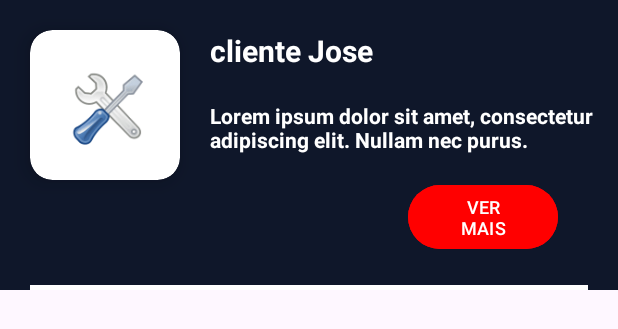
After one commit to vitorlana45/Gerenciamento-de-clientes-Android.java, an Android app: the layout service_item.xml on its own in the app's theme, with its tools: preview values and no code run, on a phone screen of 412 x 824 dp. The commit adds this screen. Shown: the top 329 px of the screen. Run offline under Robolectric (Android 15) with nearby library versions, the phone set to English and light mode, and no system bars.

Commit message:
feat: add layout pending service

```diff
--- /dev/null
+++ b/app/src/main/res/layout/service_item.xml
@@ -0,0 +1,89 @@
+<?xml version="1.0" encoding="utf-8"?>
+<androidx.constraintlayout.widget.ConstraintLayout xmlns:android="http://schemas.android.com/apk/res/android"
+    android:layout_width="match_parent"
+    android:layout_height="wrap_content"
+    android:background="@color/background_color"
+    xmlns:app="http://schemas.android.com/apk/res-auto">
+
+
+    <androidx.cardview.widget.CardView
+        android:id="@+id/containerImg"
+        android:layout_width="100dp"
+        android:layout_height="100dp"
+        android:layout_margin="20dp"
+        app:cardCornerRadius="15dp"
+        app:cardElevation="8dp"
+        app:layout_constraintTop_toTopOf="parent"
+        app:layout_constraintStart_toStartOf="parent">
+
+
+        <ImageView
+            android:id="@+id/imgService"
+            android:layout_width="100dp"
+            android:layout_height="80dp"
+            android:contentDescription="TODO"
+            android:src="@mipmap/logo_home"
+            android:scaleType="centerCrop"
+            android:layout_gravity="center"
+            />
+    </androidx.cardview.widget.CardView>
+
+    <TextView
+        android:id="@+id/txtClientName"
+        android:layout_width="wrap_content"
+        android:layout_height="wrap_content"
+        android:layout_margin="20dp"
+
+        android:text="cliente Jose"
+        android:textColor="@color/white"
+        android:textStyle="bold"
+        android:textSize="20sp"
+        app:layout_constraintStart_toEndOf="@+id/containerImg"
+        app:layout_constraintTop_toTopOf="parent"
+        />
+
+    <TextView
+        android:id="@+id/txtDescription"
+        android:layout_width="match_parent"
+        android:layout_height="wrap_content"
+        android:layout_marginStart="140dp"
+        android:layout_marginEnd="10dp"
+        android:layout_marginVertical="20dp"
+        android:text="Lorem ipsum dolor sit amet, consectetur adipiscing elit. Nullam nec purus."
+        android:textColor="@color/white"
+        android:textStyle="bold"
+        android:textSize="14sp"
+        app:layout_constraintStart_toEndOf="@+id/containerImg"
+        app:layout_constraintTop_toBottomOf="@+id/txtClientName"
+        app:layout_constraintEnd_toEndOf="parent"
+        />
+
+
+    <Button
+        android:id="@+id/btnVerMais"
+        android:layout_width="100dp"
+        android:layout_height="wrap_content"
+        android:layout_marginTop="52dp"
+
+        app:layout_constraintEnd_toEndOf="parent"
+        app:layout_constraintHorizontal_bias="0.871"
+        app:layout_constraintStart_toStartOf="parent"
+        app:layout_constraintTop_toTopOf="@id/txtDescription"
+        android:text="VER MAIS"
+        android:textColor="@color/white"
+        android:backgroundTint="#FF0000"
+        android:textSize="12sp"
+
+        />
+
+    <View
+        android:layout_width="match_parent"
+        android:layout_height="3dp"
+        android:background="@color/white"
+        app:layout_constraintTop_toBottomOf="@+id/btnVerMais"
+        app:layout_constraintStart_toStartOf="parent"
+        app:layout_constraintEnd_toEndOf="parent"
+        android:layout_margin="20dp"
+
+        />
+</androidx.constraintlayout.widget.ConstraintLayout>
--- a/app/src/main/res/values/strings.xml
+++ b/app/src/main/res/values/strings.xml
@@ -59,14 +59,15 @@
     <string name="app_home_garantia">Garantia</string>
     <string name="app_home_description_logo">Logo de uma Chave de fenda com uma chave inglesa</string>
 
-<!--    recursos da pagian cadastrar servico -->
+    <!--    recursos da pagian cadastrar servico -->
 
     <string name="app_btn_cadastrar_servico">CADASTRAR</string>
     <string name="app_label_nome_cliente">Nome do Cliente</string>
     <string name="app_label_equipamento">Equipamento</string>
     <string name="app_label_telefone">Telefone</string>
     <string name="app_label_titulo">Insira os dados do cliente</string>
-<!--    preciso de labels padrao para os campos de texto nome do cliente, equipamento, telefone -->-->
+    <!--    preciso de labels padrao para os campos de texto nome do cliente, equipamento, telefone -->
+    -->
     <string name="app_label_hint_cliente">jose</string>"
     <string name="app_label_hint_equipamento">TV</string>"
     <string name="app_label_hint_telefone">11-9 9292-9292</string>"
--- a/app/src/main/res/values/themes.xml
+++ b/app/src/main/res/values/themes.xml
@@ -1,8 +1,7 @@
 <resources xmlns:tools="http://schemas.android.com/tools">
     <!-- Base application theme. -->
     <style name="Base.Theme.MyApplication" parent="Theme.Material3.DayNight.NoActionBar">
-        <!-- Customize your light theme here. -->
-        <!-- <item name="colorPrimary">@color/my_light_primary</item> -->
+        <item name="android:statusBarColor">@color/black</item>
     </style>
 
     <style name="Theme.MyApplication" parent="Base.Theme.MyApplication" />
```
Also changed, not shown: app/src/main/AndroidManifest.xml (+5 -2 lines), app/src/main/java/com/example/myapplication/data/model/entities/Service.java (added, +40 -0 lines), app/src/main/java/com/example/myapplication/ui/Home3Activity.java (+20 -0 lines), app/src/main/java/com/example/myapplication/ui/PendingServiceActivity.java (added, +26 -0 lines), app/src/main/res/layout/activity_pending_service.xml (added, +23 -0 lines).
